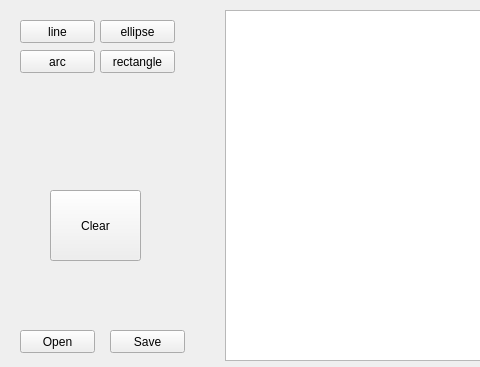
Before: the Qt Designer form editor0.2/GesturesEditor/gestEdit.ui in Rauf-Kurbanov/GesturesEditor, drawn with Qt 5; both pictures show x 0 to 480 and y 0 to 367 of the 706 by 367 pixel window.
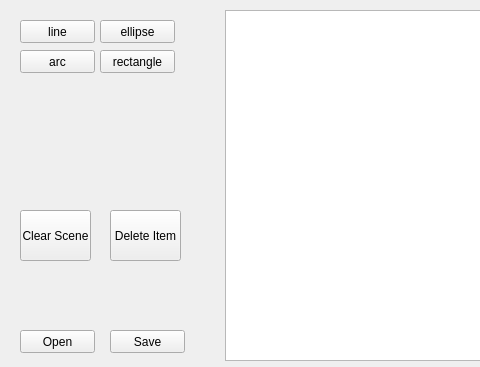
After: the same form once the commit is applied.

Commit message: delete Item button

```diff
--- a/editor0.2/GesturesEditor/gestEdit.ui
+++ b/editor0.2/GesturesEditor/gestEdit.ui
@@ -90,14 +90,14 @@
   <widget class="QPushButton" name="clearButton">
    <property name="geometry">
     <rect>
-     <x>50</x>
-     <y>190</y>
-     <width>91</width>
-     <height>71</height>
+     <x>20</x>
+     <y>210</y>
+     <width>71</width>
+     <height>51</height>
     </rect>
    </property>
    <property name="text">
-    <string>Clear</string>
+    <string>Clear Scene</string>
    </property>
   </widget>
   <widget class="QPushButton" name="openButton">
@@ -126,6 +126,19 @@
     <string>Save</string>
    </property>
   </widget>
+  <widget class="QPushButton" name="deleteItemButton">
+   <property name="geometry">
+    <rect>
+     <x>110</x>
+     <y>210</y>
+     <width>71</width>
+     <height>51</height>
+    </rect>
+   </property>
+   <property name="text">
+    <string>Delete Item</string>
+   </property>
+  </widget>
  </widget>
  <layoutdefault spacing="6" margin="11"/>
  <resources/>
```
The commit also changes 4 other files.
